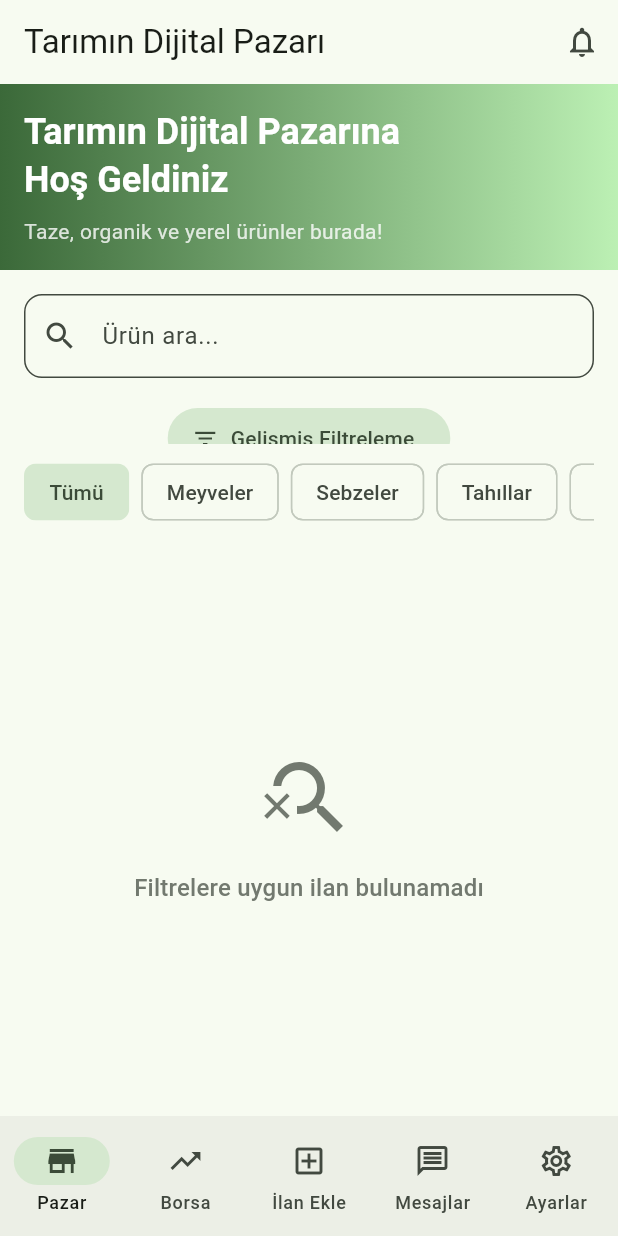
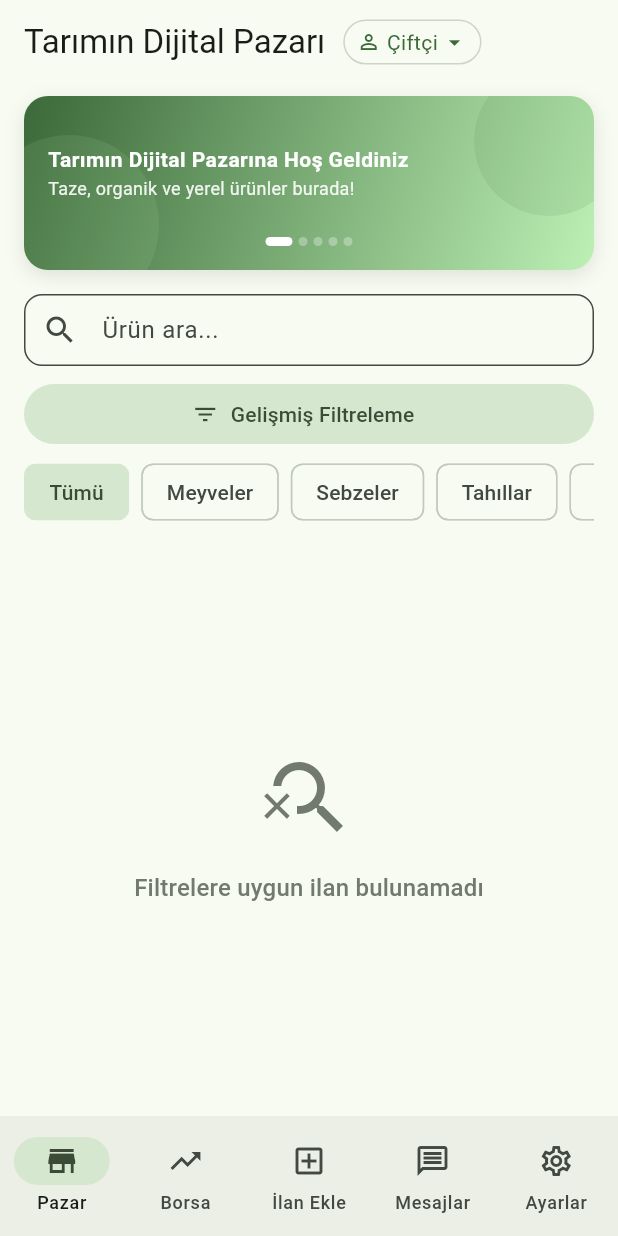
Before and after one commit to MergenTeT/tarim_ticaret_platformu, a Flutter app: the MarketView screen opened by its route, on a phone screen of 412 x 824 dp. Run offline on Flutter 3.47's test engine with Material 3 defaults, Android fonts, the phone set to English and light mode, and no system bars; our stand-ins replace cached_network_image, carousel_slider, cloud_firestore, firebase_auth, firebase_core, firebase_storage and 9 more; missing offline and left inert: cloudinary_public; accounts and stored records are empty.

Commit message:
v0.0.9: Pazar ekranı geliştirmeleri

```diff
--- a/lib/core/base/base_view.dart
+++ b/lib/core/base/base_view.dart
@@ -2,20 +2,28 @@ import 'package:flutter/material.dart';
 import 'package:go_router/go_router.dart';
 
 class BaseView extends StatefulWidget {
+  final String title;
+  final Widget? titleWidget;
+  final List<Widget>? actions;
   final Widget child;
-  final String title;
-  final List<Widget>? actions;
   final bool showBottomNav;
   final Widget? bottomNavigationBar;
+  final bool showBackButton;
+  final Color? backgroundColor;
+  final PreferredSizeWidget? bottom;
 
   const BaseView({
-    Key? key,
+    super.key,
+    required this.title,
+    this.titleWidget,
+    this.actions,
     required this.child,
-    required this.title,
-    this.actions,
     this.showBottomNav = true,
     this.bottomNavigationBar,
-  }) : super(key: key);
+    this.showBackButton = false,
+    this.backgroundColor,
+    this.bottom,
+  });
 
   @override
   State<BaseView> createState() => _BaseViewState();
@@ -27,9 +35,12 @@ class _BaseViewState extends State<BaseView> {
   @override
   Widget build(BuildContext context) {
     return Scaffold(
+      backgroundColor: widget.backgroundColor,
       appBar: AppBar(
-        title: Text(widget.title),
+        title: widget.titleWidget ?? Text(widget.title),
         actions: widget.actions,
+        automaticallyImplyLeading: widget.showBackButton,
+        bottom: widget.bottom,
       ),
       body: widget.child,
       bottomNavigationBar: widget.bottomNavigationBar ?? (widget.showBottomNav
@@ -59,23 +70,28 @@ class _BaseViewState extends State<BaseView> {
               },
               destinations: const [
                 NavigationDestination(
-                  icon: Icon(Icons.store),
+                  icon: Icon(Icons.store_outlined),
+                  selectedIcon: Icon(Icons.store),
                   label: 'Pazar',
                 ),
                 NavigationDestination(
-                  icon: Icon(Icons.trending_up),
+                  icon: Icon(Icons.trending_up_outlined),
+                  selectedIcon: Icon(Icons.trending_up),
                   label: 'Borsa',
                 ),
                 NavigationDestination(
-                  icon: Icon(Icons.add_box),
+                  icon: Icon(Icons.add_box_outlined),
+                  selectedIcon: Icon(Icons.add_box),
                   label: 'İlan Ekle',
                 ),
                 NavigationDestination(
-                  icon: Icon(Icons.message),
+                  icon: Icon(Icons.message_outlined),
+                  selectedIcon: Icon(Icons.message),
                   label: 'Mesajlar',
                 ),
                 NavigationDestination(
-                  icon: Icon(Icons.settings),
+                  icon: Icon(Icons.settings_outlined),
+                  selectedIcon: Icon(Icons.settings),
                   label: 'Ayarlar',
                 ),
               ],
--- a/lib/features/market/view/market_view.dart
+++ b/lib/features/market/view/market_view.dart
@@ -8,6 +8,8 @@ import '../../../features/listings/viewmodel/product_viewmodel.dart';
 import '../../../features/listings/model/product_model.dart';
 import '../../../core/base/base_view.dart';
 import 'filter_bottom_sheet.dart';
+import '../../roles/widgets/role_selector.dart';
+import '../widgets/animated_welcome_banner.dart';
 
 class MarketView extends HookConsumerWidget {
   const MarketView({super.key});
@@ -33,73 +35,43 @@ class MarketView extends HookConsumerWidget {
       return null;
     }, [selectedCategory]);
 
-    return Scaffold(
-      body: CustomScrollView(
-        slivers: [
-          // Sabit başlık
-          SliverAppBar(
-            pinned: true,
-            title: const Text('Tarımın Dijital Pazarı'),
-            actions: [
-              IconButton(
-                onPressed: () {},
-                icon: const Icon(Icons.notifications_outlined),
+    return BaseView(
+      title: 'Tarımın Dijital Pazarı',
+      titleWidget: Row(
+        mainAxisSize: MainAxisSize.min,
+        children: [
+          Text(
+            'Tarımın Dijital Pazarı',
+            style: Theme.of(context).textTheme.titleLarge,
           ),
+          const Gap(12),
+          const RoleSelector(),
         ],
       ),
-
+      child: CustomScrollView(
+        slivers: [
           // Kaydırılabilir içerik
           SliverAppBar(
-            expandedHeight: 240, // Yüksekliği artırdık
+            expandedHeight: 240,
             floating: true,
             snap: true,
             automaticallyImplyLeading: false,
             backgroundColor: Theme.of(context).scaffoldBackgroundColor,
             flexibleSpace: FlexibleSpaceBar(
-              background: SingleChildScrollView( // SingleChildScrollView ekledik
+              background: SingleChildScrollView(
+                physics: const NeverScrollableScrollPhysics(),
                 child: Column(
                   children: [
-                    // Hoş geldiniz banner'ı
-                    Container(
-                      width: double.infinity,
-                      padding: const EdgeInsets.all(16),
-                      decoration: BoxDecoration(
-                        gradient: LinearGradient(
-                          colors: [
-                            Theme.of(context).colorScheme.primary,
-                            Theme.of(context).colorScheme.primaryContainer,
-                          ],
-                        ),
-                      ),
-                      child: Column(
-                        crossAxisAlignment: CrossAxisAlignment.start,
-                        children: [
-                          Text(
-                            'Tarımın Dijital Pazarına\nHoş Geldiniz',
-                            style: Theme.of(context).textTheme.headlineSmall?.copyWith(
-                                  color: Theme.of(context).colorScheme.onPrimary,
-                                  fontWeight: FontWeight.bold,
-                                ),
-                          ),
-                          const Gap(8),
-                          Text(
-                            'Taze, organik ve yerel ürünler burada!',
-                            style: Theme.of(context).textTheme.bodyMedium?.copyWith(
-                                  color: Theme.of(context).colorScheme.onPrimary.withOpacity(0.8),
-                                ),
-                          ),
-                        ],
-                      ),
-                    ),
+                    // Animasyonlu hoş geldiniz banner'ı
+                    const AnimatedWelcomeBanner(),
 
                     // Arama ve Filtreleme
                     Padding(
-                      padding: const EdgeInsets.all(16),
+                      padding: const EdgeInsets.fromLTRB(16, 8, 16, 16),
                       child: Column(
                         children: [
                           // Arama çubuğu
                           TextField(
-                            controller: searchController,
                             decoration: InputDecoration(
                               hintText: 'Ürün ara...',
                               prefixIcon: const Icon(Icons.search),
@@ -108,24 +80,21 @@ class MarketView extends HookConsumerWidget {
                               ),
                               filled: true,
                               fillColor: Theme.of(context).colorScheme.surface,
+                              contentPadding: const EdgeInsets.symmetric(
+                                vertical: 8,
+                                horizontal: 12,
                               ),
-                            onChanged: (value) {
-                              ref.read(searchQueryProvider.notifier).state = value;
-                            },
                             ),
-                          const Gap(16),
-
+                          ),
+                          const Gap(8),
                           // Filtreleme butonu
-                          FilledButton.tonalIcon(
-                            onPressed: () {
-                              showModalBottomSheet(
-                                context: context,
-                                isScrollControlled: true,
-                                builder: (context) => const FilterBottomSheet(),
-                              );
-                            },
+                          SizedBox(
+                            width: double.infinity,
+                            child: FilledButton.tonalIcon(
+                              onPressed: () {},
                               icon: const Icon(Icons.filter_list),
                               label: const Text('Gelişmiş Filtreleme'),
+                            ),
                           ),
                         ],
                       ),
--- /dev/null
+++ b/lib/features/market/widgets/animated_welcome_banner.dart
@@ -0,0 +1,202 @@
+import 'package:flutter/material.dart';
+import 'dart:async';
+import 'package:gap/gap.dart';
+
+class AnimatedWelcomeBanner extends StatefulWidget {
+  const AnimatedWelcomeBanner({super.key});
+
+  @override
+  State<AnimatedWelcomeBanner> createState() => _AnimatedWelcomeBannerState();
+}
+
+class _AnimatedWelcomeBannerState extends State<AnimatedWelcomeBanner> {
+  final PageController _pageController = PageController();
+  Timer? _timer;
+  int _currentPage = 0;
+
+  final List<Map<String, String>> _slogans = [
+    {
+      'title': 'Tarımın Dijital Pazarına Hoş Geldiniz',
+      'subtitle': 'Taze, organik ve yerel ürünler burada!'
+    },
+    {
+      'title': 'Üreticiden Tüketiciye Doğrudan Bağlantı',
+      'subtitle': 'Aracısız tarım ticaretinin yeni adresi'
+    },
+    {
+      'title': 'Kaliteli Ürün, Uygun Fiyat',
+      'subtitle': 'En taze ürünler, en uygun fiyatlarla'
+    },
+    {
+      'title': 'Güvenli Alışveriş, Güvenilir Platform',
+      'subtitle': 'Sertifikalı üreticiler, garantili teslimat'
+    },
+    {
+      'title': 'Tarımın Geleceği Burada Şekilleniyor',
+      'subtitle': 'Modern tarım, dijital çözümler'
+    },
+  ];
+
+  @override
+  void initState() {
+    super.initState();
+    _startTimer();
+  }
+
+  @override
+  void dispose() {
+    _timer?.cancel();
+    _pageController.dispose();
+    super.dispose();
+  }
+
+  void _startTimer() {
+    _timer = Timer.periodic(const Duration(seconds: 4), (timer) {
+      if (_currentPage < _slogans.length - 1) {
+        _currentPage++;
+      } else {
+        _currentPage = 0;
+      }
+
+      if (_pageController.hasClients) {
+        _pageController.animateToPage(
+          _currentPage,
+          duration: const Duration(milliseconds: 800),
+          curve: Curves.easeInOut,
+        );
+      }
+    });
+  }
+
+  @override
+  Widget build(BuildContext context) {
+    return Padding(
+      padding: const EdgeInsets.symmetric(horizontal: 16, vertical: 8),
+      child: Container(
+        width: double.infinity,
+        decoration: BoxDecoration(
+          gradient: LinearGradient(
+            begin: Alignment.topLeft,
+            end: Alignment.bottomRight,
+            colors: [
+              Theme.of(context).colorScheme.primary,
+              Theme.of(context).colorScheme.primaryContainer,
+            ],
+          ),
+          borderRadius: BorderRadius.circular(16),
+          boxShadow: [
+            BoxShadow(
+              color: Theme.of(context).colorScheme.shadow.withOpacity(0.1),
+              blurRadius: 10,
+              offset: const Offset(0, 4),
+            ),
+          ],
+        ),
+        child: ClipRRect(
+          borderRadius: BorderRadius.circular(16),
+          child: Stack(
+            children: [
+              // Dekoratif arka plan desenleri
+              Positioned(
+                right: -20,
+                top: -20,
+                child: Container(
+                  width: 100,
+                  height: 100,
+                  decoration: BoxDecoration(
+                    shape: BoxShape.circle,
+                    color: Theme.of(context).colorScheme.primary.withOpacity(0.1),
+                  ),
+                ),
+              ),
+              Positioned(
+                left: -30,
+                bottom: -30,
+                child: Container(
+                  width: 120,
+                  height: 120,
+                  decoration: BoxDecoration(
+                    shape: BoxShape.circle,
+                    color: Theme.of(context).colorScheme.primaryContainer.withOpacity(0.1),
+                  ),
+                ),
+              ),
+              // İçerik
+              Padding(
+                padding: const EdgeInsets.all(16),
+                child: Column(
+                  children: [
+                    SizedBox(
+                      height: 70,
+                      child: PageView.builder(
+                        controller: _pageController,
+                        onPageChanged: (int page) {
+                          setState(() {
+                            _currentPage = page;
+                          });
+                        },
+                        itemCount: _slogans.length,
+                        itemBuilder: (context, index) {
+                          return AnimatedOpacity(
+                            duration: const Duration(milliseconds: 300),
+                            opacity: _currentPage == index ? 1.0 : 0.8,
+                            child: Column(
+                              mainAxisAlignment: MainAxisAlignment.center,
+                              crossAxisAlignment: CrossAxisAlignment.start,
+                              children: [
+                                Text(
+                                  _slogans[index]['title']!,
+                                  style: Theme.of(context).textTheme.titleSmall?.copyWith(
+                                        color: Theme.of(context).colorScheme.onPrimary,
+                                        fontWeight: FontWeight.bold,
+                                        letterSpacing: 0.3,
+                                      ),
+                                  maxLines: 1,
+                                  overflow: TextOverflow.ellipsis,
+                                ),
+                                const Gap(2),
+                                Text(
+                                  _slogans[index]['subtitle']!,
+                                  style: Theme.of(context).textTheme.bodySmall?.copyWith(
+                                        color: Theme.of(context).colorScheme.onPrimary.withOpacity(0.9),
+                                        letterSpacing: 0.2,
+                                      ),
+                                  maxLines: 1,
+                                  overflow: TextOverflow.ellipsis,
+                                ),
+                              ],
+                            ),
+                          );
+                        },
+                      ),
+                    ),
+                    const Gap(8),
+                    // Sayfa göstergesi
+                    Row(
+                      mainAxisAlignment: MainAxisAlignment.center,
+                      children: List.generate(
+                        _slogans.length,
+                        (index) => AnimatedContainer(
+                          duration: const Duration(milliseconds: 300),
+                          margin: const EdgeInsets.symmetric(horizontal: 2),
+                          width: _currentPage == index ? 18 : 6,
+                          height: 6,
+                          decoration: BoxDecoration(
+                            borderRadius: BorderRadius.circular(3),
+                            color: _currentPage == index
+                                ? Theme.of(context).colorScheme.onPrimary
+                                : Theme.of(context).colorScheme.onPrimary.withOpacity(0.3),
+                          ),
+                        ),
+                      ),
+                    ),
+                  ],
+                ),
+              ),
+            ],
+          ),
+        ),
+      ),
+    );
+  }
+}
--- /dev/null
+++ b/lib/features/roles/model/role_model.dart
@@ -0,0 +1,19 @@
+import 'package:freezed_annotation/freezed_annotation.dart';
+
+part 'role_model.g.dart';
+part 'role_model.freezed.dart';
+
+@freezed
+class RoleModel with _$RoleModel {
+  const factory RoleModel({
+    required String id,
+    required String name,
+    required String description,
+    required bool isActive,
+    required DateTime createdAt,
+    @Default(false) bool isDefault,
+  }) = _RoleModel;
+
+  factory RoleModel.fromJson(Map<String, dynamic> json) =>
+      _$RoleModelFromJson(json);
+}
--- /dev/null
+++ b/lib/features/roles/widgets/role_selector.dart
@@ -0,0 +1,145 @@
+import 'package:flutter/material.dart';
+import 'package:hooks_riverpod/hooks_riverpod.dart';
+import '../provider/role_provider.dart';
+import '../model/role_model.dart';
+import 'package:gap/gap.dart';
+
+class RoleSelector extends ConsumerWidget {
+  const RoleSelector({super.key});
+
+  @override
+  Widget build(BuildContext context, WidgetRef ref) {
+    final roles = ref.watch(rolesProvider);
+    final activeRole = roles.firstWhere((role) => role.isActive);
+
+    return PopupMenuButton<RoleModel>(
+      position: PopupMenuPosition.under,
+      offset: const Offset(0, 8),
+      child: Container(
+        padding: const EdgeInsets.symmetric(horizontal: 8, vertical: 4),
+        decoration: BoxDecoration(
+          border: Border.all(
+            color: Theme.of(context).colorScheme.outline.withOpacity(0.3),
+          ),
+          borderRadius: BorderRadius.circular(20),
+        ),
+        child: Row(
+          mainAxisSize: MainAxisSize.min,
+          children: [
+            Icon(
+              Icons.person_outline,
+              size: 16,
+              color: Theme.of(context).colorScheme.primary,
+            ),
+            const Gap(4),
+            Text(
+              activeRole.name,
+              style: Theme.of(context).textTheme.bodyMedium?.copyWith(
+                    color: Theme.of(context).colorScheme.primary,
+                  ),
+            ),
+            const Gap(2),
+            Icon(
+              Icons.arrow_drop_down,
+              color: Theme.of(context).colorScheme.primary,
+              size: 18,
+            ),
+          ],
+        ),
+      ),
+      itemBuilder: (context) => [
+        ...roles.map(
+          (role) => PopupMenuItem<RoleModel>(
+            value: role,
+            child: ListTile(
+              dense: true,
+              leading: role.isActive
+                  ? Icon(
+                      Icons.check_circle,
+                      color: Theme.of(context).colorScheme.primary,
+                      size: 20,
+                    )
+                  : const Icon(Icons.circle_outlined, size: 20),
+              title: Text(role.name),
+              subtitle: Text(
+                role.description,
+                style: Theme.of(context).textTheme.bodySmall,
+              ),
+            ),
+          ),
+        ),
+        const PopupMenuDivider(),
+        PopupMenuItem<RoleModel>(
+          child: ListTile(
+            dense: true,
+            leading: const Icon(Icons.add_circle_outline, size: 20),
+            title: const Text('Yeni Rol Ekle'),
+            onTap: () {
+              Navigator.pop(context);
+              _showAddRoleDialog(context, ref);
+            },
+          ),
+        ),
+      ],
+      onSelected: (RoleModel selectedRole) {
+        ref.read(rolesProvider.notifier).setActiveRole(selectedRole.id);
+      },
+    );
+  }
+
+  void _showAddRoleDialog(BuildContext context, WidgetRef ref) {
+    final nameController = TextEditingController();
+    final descriptionController = TextEditingController();
+
+    showDialog(
+      context: context,
+      builder: (context) => AlertDialog(
+        title: const Text('Yeni Rol Ekle'),
+        content: Column(
+          mainAxisSize: MainAxisSize.min,
+          children: [
+            TextField(
+              controller: nameController,
+              decoration: const InputDecoration(
+                labelText: 'Rol Adı',
+                hintText: 'Örn: Toptancı',
+              ),
+            ),
+            const Gap(16),
+            TextField(
+              controller: descriptionController,
+              decoration: const InputDecoration(
+                labelText: 'Açıklama',
+                hintText: 'Rolün kısa açıklaması',
+              ),
+              maxLines: 2,
+            ),
+          ],
+        ),
+        actions: [
+          TextButton(
+            onPressed: () => Navigator.pop(context),
+            child: const Text('İptal'),
+          ),
+          FilledButton(
+            onPressed: () {
+              if (nameController.text.isNotEmpty &&
+                  descriptionController.text.isNotEmpty) {
+                final newRole = RoleModel(
+                  id: DateTime.now().millisecondsSinceEpoch.toString(),
+                  name: nameController.text,
+                  description: descriptionController.text,
+                  isActive: false,
+                  createdAt: DateTime.now(),
+                );
+                ref.read(rolesProvider.notifier).addRole(newRole);
+                Navigator.pop(context);
+              }
+            },
+            child: const Text('Ekle'),
+          ),
+        ],
+      ),
+    );
+  }
+}
--- a/pubspec.yaml
+++ b/pubspec.yaml
@@ -16,7 +16,7 @@ publish_to: 'none' # Remove this line if you wish to publish to pub.dev
 # https://developer.apple.com/library/archive/documentation/General/Reference/InfoPlistKeyReference/Articles/CoreFoundationKeys.html
 # In Windows, build-name is used as the major, minor, and patch parts
 # of the product and file versions while build-number is used as the build suffix.
-version: 0.0.5+5
+version: 0.0.9+1
 
 environment:
   sdk: ^3.8.1
```
Also changed, not shown: lib/features/roles/provider/role_provider.dart (added, +55 -0 lines), lib/features/auth/model/user_role.freezed.dart (added), lib/features/auth/model/user_role.g.dart (added), lib/features/auth/model/user_role_details.freezed.dart (added), lib/features/auth/model/user_role_details.g.dart (added), lib/features/listings/view/add_listing_view.dart (indentation only), lib/features/listings/viewmodel/product_viewmodel.dart (line endings or trailing spaces), lib/features/roles/model/role_model.freezed.dart (added), lib/features/roles/model/role_model.g.dart (added). Lines whose indentation alone changed are shown as unchanged.
